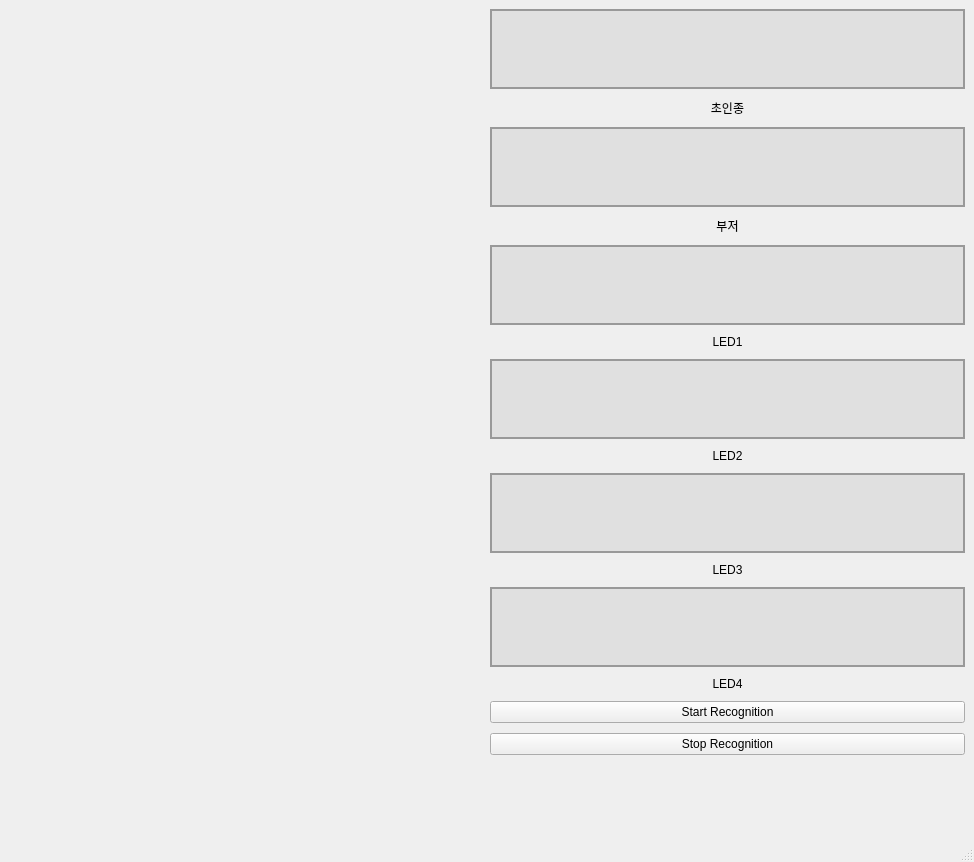
Qt form Server/face-recognition/face_recognition.ui (miiiingi/VEDA_FinalProject) before a commit.
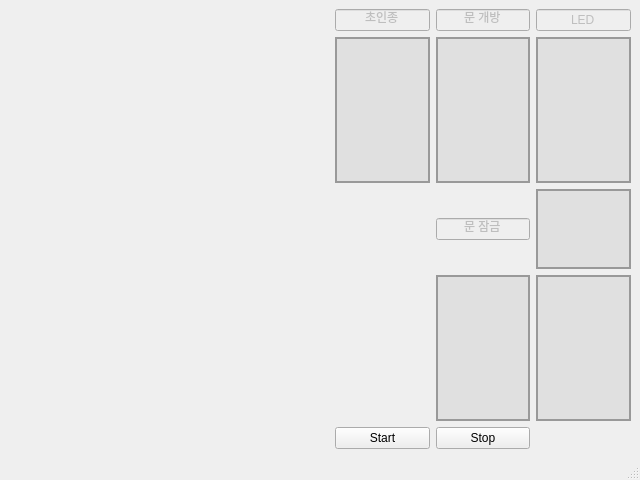
The same form after that commit. Custom widgets are drawn as their Qt base class.

Commit message: fix: QLed를 이용해서 기본적인 Ui 구성

Diff of the .ui file:
```diff
--- a/Server/face-recognition/face_recognition.ui
+++ b/Server/face-recognition/face_recognition.ui
@@ -6,16 +6,13 @@
    <rect>
     <x>0</x>
     <y>0</y>
-    <width>974</width>
-    <height>862</height>
+    <width>640</width>
+    <height>480</height>
    </rect>
   </property>
   <property name="windowTitle">
    <string>Face Recognition</string>
   </property>
-  <property name="autoFillBackground">
-   <bool>false</bool>
-  </property>
   <widget class="QWidget" name="centralwidget">
    <layout class="QHBoxLayout" name="horizontalLayout">
     <item>
@@ -39,14 +36,9 @@
      </layout>
     </item>
     <item>
-     <layout class="QVBoxLayout" name="statusLayout">
-      <property name="spacing">
-       <number>10</number>
-      </property>
-      <item>
-       <layout class="QVBoxLayout" name="doorbell_layout">
-        <item>
-         <widget class="QLabel" name="status_doorbell_frame">
+     <layout class="QGridLayout" name="gridLayout">
+      <item row="1" column="0">
+       <widget class="QLed" name="status_led2_frame" native="true">
           <property name="minimumSize">
            <size>
             <width>80</width>
@@ -54,32 +46,18 @@
            </size>
           </property>
           <property name="styleSheet">
-           <string notr="true">background-color: #e0e0e0; border: 2px solid #999999; border-radius: 50%;</string>
-          </property>
-          <property name="text">
-           <string/>
-          </property>
-          <property name="alignment">
-           <set>Qt::AlignCenter</set>
+         <string>background-color: #e0e0e0; border: 2px solid #999999; border-radius: 50%;</string>
+        </property>
+        <property name="onColour" stdset="0">
+         <number>1</number>
+        </property>
+        <property name="shape" stdset="0">
+         <number>1</number>
           </property>
          </widget>
         </item>
-        <item>
-         <widget class="QLabel" name="status_doorbell_label">
-          <property name="text">
-           <string>초인종</string>
-          </property>
-          <property name="alignment">
-           <set>Qt::AlignCenter</set>
-          </property>
-         </widget>
-        </item>
-       </layout>
-      </item>
-      <item>
-       <layout class="QVBoxLayout" name="buzzer_layout">
-        <item>
-         <widget class="QLabel" name="status_buzzer_frame">
+      <item row="1" column="1">
+       <widget class="QLed" name="status_led3_frame" native="true">
           <property name="minimumSize">
            <size>
             <width>80</width>
@@ -87,32 +65,12 @@
            </size>
           </property>
           <property name="styleSheet">
-           <string notr="true">background-color: #e0e0e0; border: 2px solid #999999; border-radius: 50%;</string>
-          </property>
-          <property name="text">
-           <string/>
-          </property>
-          <property name="alignment">
-           <set>Qt::AlignCenter</set>
-          </property>
-         </widget>
-        </item>
-        <item>
-         <widget class="QLabel" name="status_buzzer_label">
-          <property name="text">
-           <string>부저</string>
-          </property>
-          <property name="alignment">
-           <set>Qt::AlignCenter</set>
-          </property>
-         </widget>
-        </item>
-       </layout>
-      </item>
-      <item>
-       <layout class="QVBoxLayout" name="led1_layout">
-        <item>
-         <widget class="QLabel" name="status_led1_frame">
+         <string>background-color: #e0e0e0; border: 2px solid #999999; border-radius: 50%;</string>
+        </property>
+       </widget>
+      </item>
+      <item row="1" column="2">
+       <widget class="QLed" name="status_led4_frame" native="true">
           <property name="minimumSize">
            <size>
             <width>80</width>
@@ -120,32 +78,12 @@
            </size>
           </property>
           <property name="styleSheet">
-           <string notr="true">background-color: #e0e0e0; border: 2px solid #999999; border-radius: 50%;</string>
-          </property>
-          <property name="text">
-           <string/>
-          </property>
-          <property name="alignment">
-           <set>Qt::AlignCenter</set>
-          </property>
-         </widget>
-        </item>
-        <item>
-         <widget class="QLabel" name="status_led1_label">
-          <property name="text">
-           <string>LED1</string>
-          </property>
-          <property name="alignment">
-           <set>Qt::AlignCenter</set>
-          </property>
-         </widget>
-        </item>
-       </layout>
-      </item>
-      <item>
-       <layout class="QVBoxLayout" name="led2_layout">
-        <item>
-         <widget class="QLabel" name="status_led2_frame">
+         <string>background-color: #e0e0e0; border: 2px solid #999999; border-radius: 50%;</string>
+        </property>
+       </widget>
+      </item>
+      <item row="2" column="2">
+       <widget class="QLed" name="status_led7_frame" native="true">
           <property name="minimumSize">
            <size>
             <width>80</width>
@@ -153,32 +91,12 @@
            </size>
           </property>
           <property name="styleSheet">
-           <string notr="true">background-color: #e0e0e0; border: 2px solid #999999; border-radius: 50%;</string>
-          </property>
-          <property name="text">
-           <string/>
-          </property>
-          <property name="alignment">
-           <set>Qt::AlignCenter</set>
-          </property>
-         </widget>
-        </item>
-        <item>
-         <widget class="QLabel" name="status_led2_label">
-          <property name="text">
-           <string>LED2</string>
-          </property>
-          <property name="alignment">
-           <set>Qt::AlignCenter</set>
-          </property>
-         </widget>
-        </item>
-       </layout>
-      </item>
-      <item>
-       <layout class="QVBoxLayout" name="led3_layout">
-        <item>
-         <widget class="QLabel" name="status_led3_frame">
+         <string>background-color: #e0e0e0; border: 2px solid #999999; border-radius: 50%;</string>
+        </property>
+       </widget>
+      </item>
+      <item row="3" column="1">
+       <widget class="QLed" name="status_led9_frame" native="true">
           <property name="minimumSize">
            <size>
             <width>80</width>
@@ -186,32 +104,12 @@
            </size>
           </property>
           <property name="styleSheet">
-           <string notr="true">background-color: #e0e0e0; border: 2px solid #999999; border-radius: 50%;</string>
-          </property>
-          <property name="text">
-           <string/>
-          </property>
-          <property name="alignment">
-           <set>Qt::AlignCenter</set>
-          </property>
-         </widget>
-        </item>
-        <item>
-         <widget class="QLabel" name="status_led3_label">
-          <property name="text">
-           <string>LED3</string>
-          </property>
-          <property name="alignment">
-           <set>Qt::AlignCenter</set>
-          </property>
-         </widget>
-        </item>
-       </layout>
-      </item>
-      <item>
-       <layout class="QVBoxLayout" name="led4_layout">
-        <item>
-         <widget class="QLabel" name="status_led4_frame">
+         <string>background-color: #e0e0e0; border: 2px solid #999999; border-radius: 50%;</string>
+        </property>
+       </widget>
+      </item>
+      <item row="3" column="2">
+       <widget class="QLed" name="status_led10_frame" native="true">
           <property name="minimumSize">
            <size>
             <width>80</width>
@@ -219,58 +117,99 @@
            </size>
           </property>
           <property name="styleSheet">
-           <string notr="true">background-color: #e0e0e0; border: 2px solid #999999; border-radius: 50%;</string>
-          </property>
-          <property name="text">
-           <string/>
-          </property>
-          <property name="alignment">
-           <set>Qt::AlignCenter</set>
-          </property>
-         </widget>
-        </item>
-        <item>
-         <widget class="QLabel" name="status_led4_label">
-          <property name="text">
-           <string>LED4</string>
-          </property>
-          <property name="alignment">
-           <set>Qt::AlignCenter</set>
-          </property>
-         </widget>
-        </item>
-       </layout>
-      </item>
-      <item>
-       <layout class="QVBoxLayout" name="buttonLayout">
-        <item>
+         <string>background-color: #e0e0e0; border: 2px solid #999999; border-radius: 50%;</string>
+        </property>
+       </widget>
+      </item>
+      <item row="4" column="0">
          <widget class="QPushButton" name="start_button">
           <property name="text">
-           <string>Start Recognition</string>
+         <string>Start</string>
           </property>
          </widget>
         </item>
-        <item>
+      <item row="4" column="1">
          <widget class="QPushButton" name="stop_button">
           <property name="text">
-           <string>Stop Recognition</string>
+         <string>Stop</string>
           </property>
          </widget>
         </item>
-       </layout>
+      <item row="0" column="1">
+       <widget class="QLineEdit" name="lineEdit">
+        <property name="enabled">
+         <bool>false</bool>
+        </property>
+        <property name="sizePolicy">
+         <sizepolicy hsizetype="Preferred" vsizetype="Fixed">
+          <horstretch>0</horstretch>
+          <verstretch>0</verstretch>
+         </sizepolicy>
+        </property>
+        <property name="text">
+         <string>문 개방</string>
+        </property>
+        <property name="alignment">
+         <set>Qt::AlignCenter</set>
+        </property>
+       </widget>
       </item>
-      <item>
-       <spacer name="verticalSpacer">
-        <property name="orientation">
-         <enum>Qt::Vertical</enum>
+      <item row="0" column="0">
+       <widget class="QLineEdit" name="lineEdit_2">
+        <property name="enabled">
+         <bool>false</bool>
         </property>
-        <property name="sizeHint" stdset="0">
-         <size>
-          <width>20</width>
-          <height>40</height>
-         </size>
+        <property name="sizePolicy">
+         <sizepolicy hsizetype="Preferred" vsizetype="Fixed">
+          <horstretch>0</horstretch>
+          <verstretch>0</verstretch>
+         </sizepolicy>
         </property>
-       </spacer>
+        <property name="text">
+         <string>초인종</string>
+        </property>
+        <property name="alignment">
+         <set>Qt::AlignCenter</set>
+        </property>
+       </widget>
+      </item>
+      <item row="0" column="2">
+       <widget class="QLineEdit" name="lineEdit_3">
+        <property name="enabled">
+         <bool>false</bool>
+        </property>
+        <property name="sizePolicy">
+         <sizepolicy hsizetype="Preferred" vsizetype="Fixed">
+          <horstretch>0</horstretch>
+          <verstretch>0</verstretch>
+         </sizepolicy>
+        </property>
+        <property name="text">
+         <string>LED</string>
+        </property>
+        <property name="alignment">
+         <set>Qt::AlignCenter</set>
+        </property>
+       </widget>
+      </item>
+      <item row="2" column="1">
+       <widget class="QLineEdit" name="lineEdit_4">
+        <property name="enabled">
+         <bool>false</bool>
+        </property>
+        <property name="sizePolicy">
+         <sizepolicy hsizetype="Preferred" vsizetype="Fixed">
+          <horstretch>0</horstretch>
+          <verstretch>0</verstretch>
+         </sizepolicy>
+        </property>
+        <property name="text">
+         <string>문 잠금</string>
+        </property>
+        <property name="alignment">
+         <set>Qt::AlignCenter</set>
+        </property>
+       </widget>
       </item>
      </layout>
     </item>
@@ -288,6 +227,13 @@
   </widget>
   <widget class="QStatusBar" name="statusbar"/>
  </widget>
+ <customwidgets>
+  <customwidget>
+   <class>QLed</class>
+   <extends>QWidget</extends>
+   <header location="global">QLed</header>
+  </customwidget>
+ </customwidgets>
  <resources/>
  <connections/>
 </ui>
```
Left out of the diff: 4 changed lines with no effect on the pictures. Lines whose indentation alone changed are shown as unchanged. The commit also changes 4 other files.
